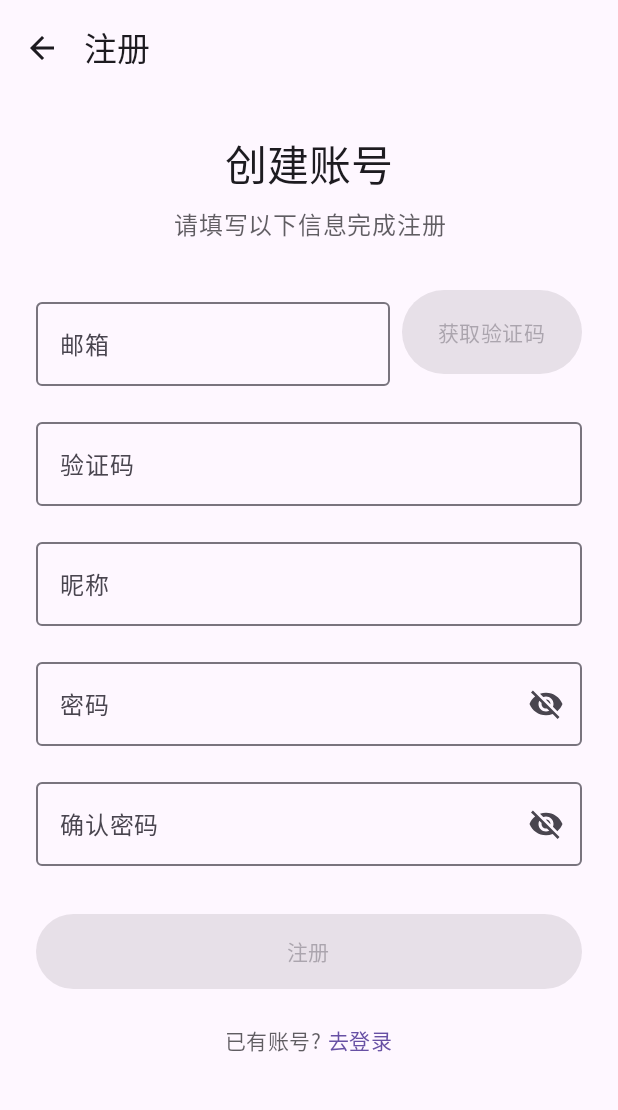
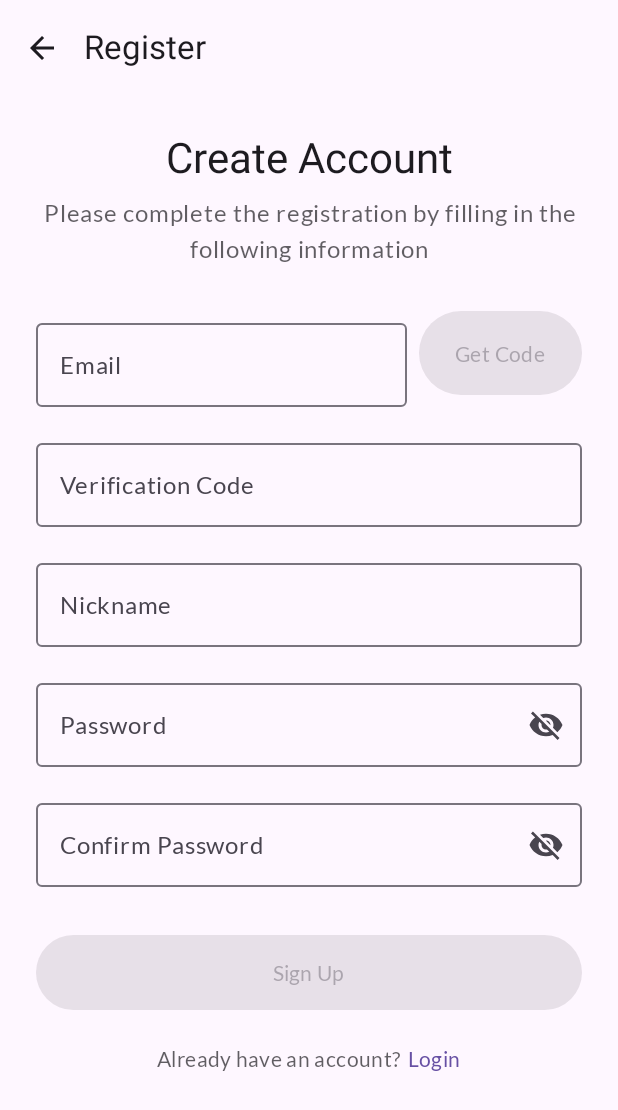
Before and after one commit to Nickory/RayVita, an Android app built with Jetpack Compose: the composable RegisterScreen shown on its own in the app's theme, on a phone screen of 412 x 824 dp. Shown: the top 1110 px of the screen. Run offline under Robolectric (Android 15) with nearby library versions, the phone set to English and light mode, and no system bars; libraries missing offline, so code that uses them is left out: javax.mail, javax.mail.internet.

Commit message:
2.7 注册可以使用 验证码正确发送
1.注册最后跳转有点小问题，可以正常注册，最后再修
2.开发者模式正确查看所有用户
3.首页tips卡片跳转待做
4.修改了模型prompt，限制token

```diff
--- a/app/src/main/java/com/codelab/basiclayouts/network/model/InsightAiModels.kt
+++ b/app/src/main/java/com/codelab/basiclayouts/network/model/InsightAiModels.kt
@@ -6,8 +6,10 @@ data class Message(
 )
 
 data class ChatRequest(
-    val model: String = "deepseek-chat",
-    val messages: List<Message>
+    val model: String,
+    val messages: List<Message>,
+    val max_tokens: Int? = null,
+    val system: String? = null // 添加 system 字段用于前置提示词
 )
 
 data class ChatResponse(
--- a/app/src/main/java/com/codelab/basiclayouts/ui/screen/insight/AIConversationScreen.kt
+++ b/app/src/main/java/com/codelab/basiclayouts/ui/screen/insight/AIConversationScreen.kt
@@ -498,7 +498,7 @@ fun EnhancedChatBubble(message: ChatMessage, viewModel: AIConversationViewModel)
         ) {
             Text(
                 text = message.content,
-                color = if (message.isFromUser) MaterialTheme.colorScheme.onPrimary else MaterialTheme.colorScheme.onSecondaryContainer,
+                color = if (message.isFromUser) MaterialTheme.colorScheme.onTertiaryContainer  else MaterialTheme.colorScheme.onSecondaryContainer,
                 style = MaterialTheme.typography.bodyMedium
             )
         }
--- a/app/src/main/java/com/codelab/basiclayouts/ui/screen/profile/ProfileActivity.kt
+++ b/app/src/main/java/com/codelab/basiclayouts/ui/screen/profile/ProfileActivity.kt
@@ -1,9 +1,11 @@
 package com.codelab.basiclayouts.ui.profile
 
+import android.os.Build
 import android.os.Bundle
 import android.util.Log
 import androidx.activity.ComponentActivity
 import androidx.activity.compose.setContent
+import androidx.annotation.RequiresApi
 import androidx.compose.foundation.layout.fillMaxSize
 import androidx.compose.material3.MaterialTheme
 import androidx.compose.material3.Surface
@@ -39,6 +41,7 @@ class ProfileActivity : ComponentActivity() {
     }
 }
 
+@RequiresApi(Build.VERSION_CODES.O)
 @Composable
 fun ProfileApp() {
     val navController = rememberNavController()
--- a/app/src/main/java/com/codelab/basiclayouts/ui/screen/profile/ProfileScreenController.kt
+++ b/app/src/main/java/com/codelab/basiclayouts/ui/screen/profile/ProfileScreenController.kt
@@ -1,6 +1,8 @@
 package com.codelab.basiclayouts.ui.profile
 
+import android.os.Build
 import android.util.Log
+import androidx.annotation.RequiresApi
 import androidx.compose.runtime.Composable
 import androidx.compose.runtime.LaunchedEffect
 import androidx.compose.runtime.collectAsState
@@ -14,6 +16,7 @@ import com.codelab.basiclayouts.viewmodel.profile.AuthViewModel
  * 个人中心屏幕控制器 - 负责处理所有的导航逻辑
  * 通过简化的方式管理各个屏幕之间的切换
  */
+@RequiresApi(Build.VERSION_CODES.O)
 @Composable
 fun ProfileScreenController(authViewModel: AuthViewModel) {
     val navController = rememberNavController()
--- a/app/src/main/java/com/codelab/basiclayouts/ui/screen/profile/RegisterScreen.kt
+++ b/app/src/main/java/com/codelab/basiclayouts/ui/screen/profile/RegisterScreen.kt
@@ -47,6 +47,7 @@ import androidx.compose.ui.Alignment
 import androidx.compose.ui.Modifier
 import androidx.compose.ui.focus.FocusDirection
 import androidx.compose.ui.platform.LocalFocusManager
+import androidx.compose.ui.res.stringResource
 import androidx.compose.ui.text.input.ImeAction
 import androidx.compose.ui.text.input.KeyboardType
 import androidx.compose.ui.text.input.PasswordVisualTransformation
@@ -55,6 +56,7 @@ import androidx.compose.ui.text.style.TextAlign
 import androidx.compose.ui.unit.dp
 import androidx.lifecycle.viewmodel.compose.viewModel
 import androidx.navigation.NavController
+import com.codelab.basiclayouts.R
 import com.codelab.basiclayouts.viewmodel.profile.AuthViewModel
 import kotlinx.coroutines.delay
 import kotlinx.coroutines.launch
@@ -66,10 +68,8 @@ fun RegisterScreen(
     navController: NavController,
     authViewModel: AuthViewModel = viewModel()
 ) {
-    // 获取UI状态
     val authUiState by authViewModel.uiState.collectAsState()
 
-    // 本地UI状态
     var email by remember { mutableStateOf("") }
     var verificationCode by remember { mutableStateOf("") }
     var nickname by remember { mutableStateOf("") }
@@ -77,31 +77,35 @@ fun RegisterScreen(
     var confirmPassword by remember { mutableStateOf("") }
     var passwordVisible by remember { mutableStateOf(false) }
     var confirmPasswordVisible by remember { mutableStateOf(false) }
+    var registrationAttempted by remember { mutableStateOf(false) }
 
-    // 验证码倒计时
     var codeSendingEnabled by remember { mutableStateOf(true) }
     var countdownSeconds by remember { mutableStateOf(0) }
     val coroutineScope = rememberCoroutineScope()
 
-    // 本地表单验证
     val isPasswordMatch = password == confirmPassword
     val isFormValid = email.isNotBlank() && verificationCode.isNotBlank() &&
             nickname.isNotBlank() && password.isNotBlank() &&
             confirmPassword.isNotBlank() && isPasswordMatch
 
-    // 焦点管理
     val focusManager = LocalFocusManager.current
+    val snackbarHostState = remember { SnackbarHostState() }
 
-    // 注册成功后返回登录页
-    val snackbarHostState = remember { SnackbarHostState() }
+    LaunchedEffect(authUiState, registrationAttempted) {
+        if (registrationAttempted && !authUiState.isLoading && authUiState.errorMessage == null && !authUiState.verificationSent) {
+            snackbarHostState.showSnackbar("Please enter email first")
+            delay(3000)
+            navController.navigate("login") {
+                popUpTo("register") { inclusive = true }
+            }
+        }
+    }
 
     LaunchedEffect(Unit) {
         if (authUiState.verificationSent) {
-            // 如果已经发送过验证码，恢复倒计时状态
             if (!authViewModel.isVerificationCodeExpired()) {
                 codeSendingEnabled = false
-                // 这里可以根据过期时间计算剩余秒数
-                countdownSeconds = 60 // 简化处理，假设60秒倒计时
+                countdownSeconds = 60
                 coroutineScope.launch {
                     while (countdownSeconds > 0) {
                         delay(1000)
@@ -113,7 +117,6 @@ fun RegisterScreen(
         }
     }
 
-    // 清除错误消息
     LaunchedEffect(email, verificationCode, nickname, password, confirmPassword) {
         authViewModel.clearErrorMessage()
     }
@@ -121,10 +124,13 @@ fun RegisterScreen(
     Scaffold(
         topBar = {
             TopAppBar(
-                title = { Text("注册") },
+                title = { Text(stringResource(R.string.register_title)) },
                 navigationIcon = {
                     IconButton(onClick = { navController.popBackStack() }) {
-                        Icon(Icons.Default.ArrowBack, contentDescription = "返回")
+                        Icon(
+                            Icons.Default.ArrowBack,
+                            contentDescription = stringResource(R.string.back_button_description)
+                        )
                     }
                 },
                 colors = TopAppBarDefaults.topAppBarColors(
@@ -140,7 +146,6 @@ fun RegisterScreen(
                 .fillMaxSize()
                 .padding(innerPadding)
         ) {
-            // 主要内容
             Column(
                 modifier = Modifier
                     .fillMaxSize()
@@ -150,9 +155,8 @@ fun RegisterScreen(
             ) {
                 Spacer(modifier = Modifier.height(24.dp))
 
-                // 标题
                 Text(
-                    text = "创建账号",
+                    text = stringResource(R.string.create_account),
                     style = MaterialTheme.typography.headlineMedium,
                     color = MaterialTheme.colorScheme.onBackground
                 )
@@ -160,7 +164,7 @@ fun RegisterScreen(
                 Spacer(modifier = Modifier.height(8.dp))
 
                 Text(
-                    text = "请填写以下信息完成注册",
+                    text = stringResource(R.string.registration_prompt),
                     style = MaterialTheme.typography.bodyLarge,
                     color = MaterialTheme.colorScheme.onBackground.copy(alpha = 0.7f),
                     textAlign = TextAlign.Center
@@ -168,7 +172,6 @@ fun RegisterScreen(
 
                 Spacer(modifier = Modifier.height(32.dp))
 
-                // 邮箱输入框与验证码
                 Row(
                     modifier = Modifier.fillMaxWidth(),
                     horizontalArrangement = Arrangement.SpaceBetween
@@ -176,7 +179,7 @@ fun RegisterScreen(
                     OutlinedTextField(
                         value = email,
                         onValueChange = { email = it },
-                        label = { Text("邮箱") },
+                        label = { Text(stringResource(R.string.email_hint)) },
                         modifier = Modifier.weight(1f),
                         singleLine = true,
                         keyboardOptions = KeyboardOptions(
@@ -206,7 +209,7 @@ fun RegisterScreen(
                                 }
                             } else {
                                 coroutineScope.launch {
-                                    snackbarHostState.showSnackbar("请先填写邮箱")
+                                    snackbarHostState.showSnackbar("Please enter email first")
                                 }
                             }
                         },
@@ -214,7 +217,10 @@ fun RegisterScreen(
                         enabled = codeSendingEnabled && email.isNotBlank() && !authUiState.isLoading
                     ) {
                         Text(
-                            text = if (countdownSeconds > 0) "${countdownSeconds}s" else "获取验证码",
+                            text = if (countdownSeconds > 0)
+                                stringResource(R.string.verification_code_countdown, countdownSeconds)
+                            else
+                                stringResource(R.string.get_verification_code),
                             style = MaterialTheme.typography.bodyMedium
                         )
                     }
@@ -222,11 +228,10 @@ fun RegisterScreen(
 
                 Spacer(modifier = Modifier.height(16.dp))
 
-                // 验证码输入框
                 OutlinedTextField(
                     value = verificationCode,
                     onValueChange = { verificationCode = it },
-                    label = { Text("验证码") },
+                    label = { Text(stringResource(R.string.verification_code_hint)) },
                     modifier = Modifier.fillMaxWidth(),
                     singleLine = true,
                     keyboardOptions = KeyboardOptions(
@@ -241,11 +246,10 @@ fun RegisterScreen(
 
                 Spacer(modifier = Modifier.height(16.dp))
 
-                // 昵称输入框
                 OutlinedTextField(
                     value = nickname,
                     onValueChange = { nickname = it },
-                    label = { Text("昵称") },
+                    label = { Text(stringResource(R.string.nickname_hint)) },
                     modifier = Modifier.fillMaxWidth(),
                     singleLine = true,
                     keyboardOptions = KeyboardOptions(
@@ -260,11 +264,10 @@ fun RegisterScreen(
 
                 Spacer(modifier = Modifier.height(16.dp))
 
-                // 密码输入框
                 OutlinedTextField(
                     value = password,
                     onValueChange = { password = it },
-                    label = { Text("密码") },
+                    label = { Text(stringResource(R.string.password_hint)) },
                     modifier = Modifier.fillMaxWidth(),
                     singleLine = true,
                     visualTransformation = if (passwordVisible) VisualTransformation.None else PasswordVisualTransformation(),
@@ -279,7 +282,10 @@ fun RegisterScreen(
                         IconButton(onClick = { passwordVisible = !passwordVisible }) {
                             Icon(
                                 imageVector = if (passwordVisible) Icons.Default.Visibility else Icons.Default.VisibilityOff,
-                                contentDescription = if (passwordVisible) "隐藏密码" else "显示密码"
+                                contentDescription = if (passwordVisible)
+                                    stringResource(R.string.hide_password)
+                                else
+                                    stringResource(R.string.show_password)
                             )
                         }
                     },
@@ -288,11 +294,10 @@ fun RegisterScreen(
 
                 Spacer(modifier = Modifier.height(16.dp))
 
-                // 确认密码输入框
                 OutlinedTextField(
                     value = confirmPassword,
                     onValueChange = { confirmPassword = it },
-                    label = { Text("确认密码") },
+                    label = { Text(stringResource(R.string.confirm_password_hint)) },
                     modifier = Modifier.fillMaxWidth(),
                     singleLine = true,
                     visualTransformation = if (confirmPasswordVisible) VisualTransformation.None else PasswordVisualTransformation(),
@@ -304,6 +309,7 @@ fun RegisterScreen(
                         onDone = {
                             focusManager.clearFocus()
                             if (isFormValid) {
+                                registrationAttempted = true
                                 authViewModel.register(email, verificationCode, nickname, password)
                             }
                         }
@@ -312,7 +318,10 @@ fun RegisterScreen(
                         IconButton(onClick = { confirmPasswordVisible = !confirmPasswordVisible }) {
                             Icon(
                                 imageVector = if (confirmPasswordVisible) Icons.Default.Visibility else Icons.Default.VisibilityOff,
-                                contentDescription = if (confirmPasswordVisible) "隐藏密码" else "显示密码"
+                                contentDescription = if (confirmPasswordVisible)
+                                    stringResource(R.string.hide_password)
+                                else
+                                    stringResource(R.string.show_password)
                             )
                         }
                     },
@@ -320,18 +329,16 @@ fun RegisterScreen(
                     enabled = !authUiState.isLoading
                 )
 
-                // 密码不匹配错误提示
                 if (confirmPassword.isNotBlank() && !isPasswordMatch) {
                     Spacer(modifier = Modifier.height(4.dp))
                     Text(
-                        text = "两次输入的密码不一致",
+                        text = stringResource(R.string.password_mismatch),
                         color = MaterialTheme.colorScheme.error,
                         style = MaterialTheme.typography.bodySmall,
                         modifier = Modifier.fillMaxWidth()
                     )
                 }
 
-                // 错误消息
                 authUiState.errorMessage?.let { errorMsg ->
                     Spacer(modifier = Modifier.height(8.dp))
                     Text(
@@ -344,9 +351,9 @@ fun RegisterScreen(
 
                 Spacer(modifier = Modifier.height(32.dp))
 
-                // 注册按钮
                 Button(
                     onClick = {
+                        registrationAttempted = true
                         authViewModel.register(email, verificationCode, nickname, password)
                     },
                     modifier = Modifier
@@ -361,20 +368,19 @@ fun RegisterScreen(
                             strokeWidth = 2.dp
                         )
                     } else {
-                        Text("注册")
+                        Text(stringResource(R.string.register_button))
                     }
                 }
 
                 Spacer(modifier = Modifier.height(24.dp))
 
-                // 已有账号登录提示
                 Row(
                     modifier = Modifier.fillMaxWidth(),
                     horizontalArrangement = Arrangement.Center,
                     verticalAlignment = Alignment.CenterVertically
                 ) {
                     Text(
-                        text = "已有账号?",
+                        text = stringResource(R.string.existing_account_prompt),
                         style = MaterialTheme.typography.bodyMedium,
                         color = MaterialTheme.colorScheme.onBackground.copy(alpha = 0.7f)
                     )
@@ -382,7 +388,7 @@ fun RegisterScreen(
                     Spacer(modifier = Modifier.width(4.dp))
 
                     Text(
-                        text = "去登录",
+                        text = stringResource(R.string.go_to_login),
                         style = MaterialTheme.typography.bodyMedium,
                         color = MaterialTheme.colorScheme.primary,
                         modifier = Modifier.clickable {
@@ -392,8 +398,6 @@ fun RegisterScreen(
                         }
                     )
                 }
-//
-//                Spacer(modifier = Modifier.height(40.dp))
             }
         }
     }
--- a/app/src/main/res/values/strings.xml
+++ b/app/src/main/res/values/strings.xml
@@ -33,4 +33,24 @@
     <string name="placeholder_search">Search</string>
     <string name="heartbeat_waveform">心跳波形</string>
     <string name="company_name">Heartiva</string>
+
+    <string name="register_title">Register</string>
+    <string name="create_account">Create Account</string>
+    <string name="registration_prompt">Please complete the registration by filling in the following information</string>
+    <string name="email_hint">Email</string>
+    <string name="verification_code_hint">Verification Code</string>
+    <string name="get_verification_code">Get Code</string>
+    <string name="nickname_hint">Nickname</string>
+    <string name="password_hint">Password</string>
+    <string name="confirm_password_hint">Confirm Password</string>
+    <string name="password_mismatch">Passwords do not match</string>
+    <string name="register_button">Sign Up</string>
+    <string name="existing_account_prompt">Already have an account?</string>
+    <string name="go_to_login">Login</string>
+    <string name="registration_success">Registration successful</string>
+    <string name="enter_email_first">Please enter email first</string>
+    <string name="back_button_description">Back</string>
+    <string name="hide_password">Hide password</string>
+    <string name="show_password">Show password</string>
+    <string name="verification_code_countdown">%1$ds</string>
 </resources>
```
Also changed, not shown: app/build.gradle (+8 -2 lines), app/src/main/java/com/codelab/basiclayouts/model/UserModels.kt (+6 -5 lines), app/src/main/java/com/codelab/basiclayouts/ui/screen/home/HealthTipsCard.kt (+28 -3 lines), app/src/main/java/com/codelab/basiclayouts/ui/screen/profile/ProfileScreen.kt (+12 -4 lines), app/src/main/java/com/codelab/basiclayouts/viewModel/insight/AIConversationViewModel.kt (+17 -5 lines), app/src/main/java/com/codelab/basiclayouts/viewModel/profile/AuthViewModel.kt (+66 -190 lines), 1 other file.
